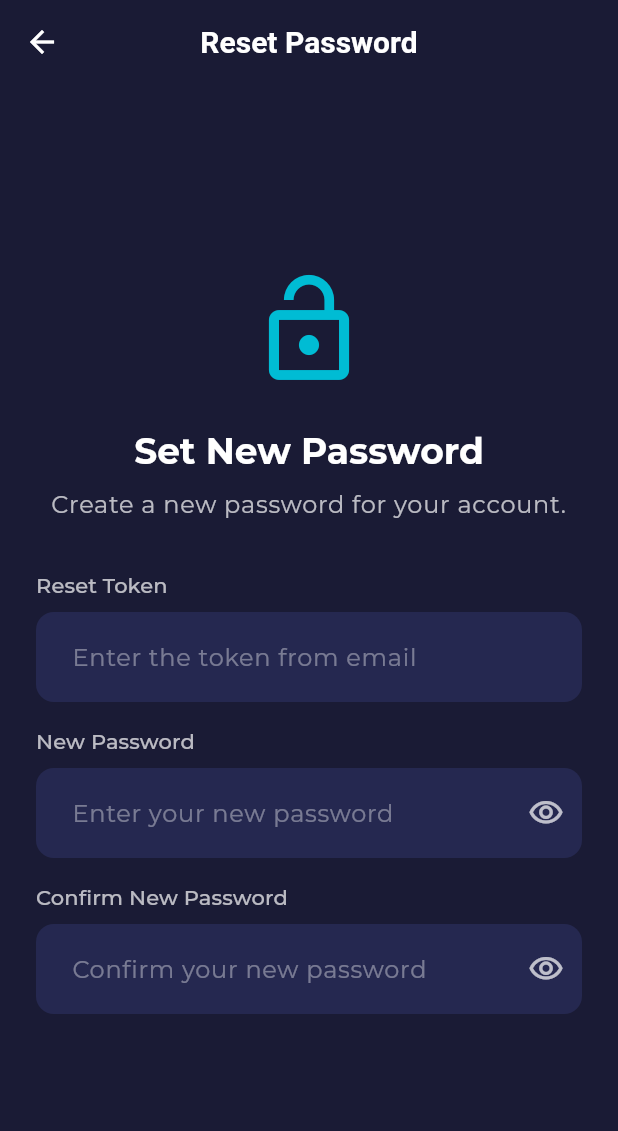
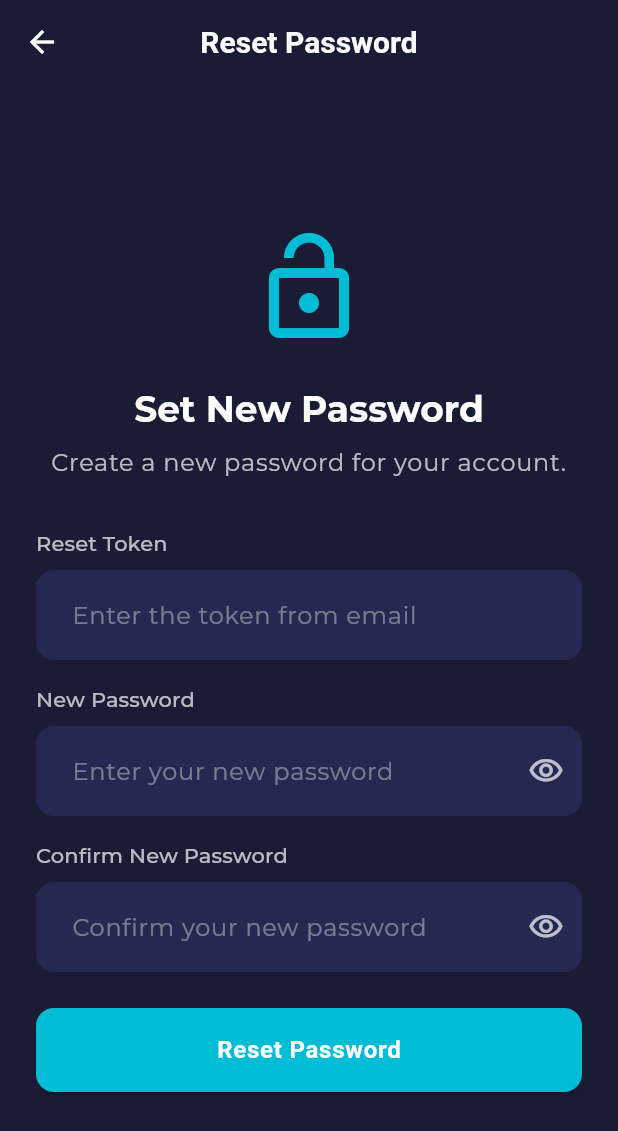
Before and after one commit to ataousCode/event_ticket_ui, a Flutter app: the ResetPasswordView screen opened by its route, on a phone screen of 412 x 824 dp. Shown: the top 1131 px of the screen. Run offline on Flutter 3.47's test engine with Material 3 defaults, Android fonts, the phone set to English and light mode, and no system bars; our stand-ins replace flutter_secure_storage, flutter_spinkit, get, google_fonts, intl_phone_field; accounts and stored records are empty.

Commit message:
fix forgot password ui issue

```diff
--- a/lib/app/modules/auth/views/reset_password_view.dart
+++ b/lib/app/modules/auth/views/reset_password_view.dart
@@ -112,13 +112,13 @@ class ResetPasswordView extends GetView<AuthController> {
                         ),
                       ),
                       const SizedBox(height: 24),
-                      // Obx(
-                      //   () => CustomButton(
-                      //     text: 'Reset Password',
-                      //     onPressed: controller.resetPassword,
-                      //     isLoading: controller.isLoading.value,
-                      //   ),
-                      // ),
+                      Obx(
+                        () => CustomButton(
+                          text: 'Reset Password',
+                          onPressed: controller.resetPassword,
+                          isLoading: controller.isLoading.value,
+                        ),
+                      ),
                     ],
                   ),
                 ),
--- a/lib/core/theme/app_theme.dart
+++ b/lib/core/theme/app_theme.dart
@@ -5,7 +5,6 @@ class AppTheme {
   static final ThemeData darkTheme = ThemeData(
     brightness: Brightness.dark,
     colorScheme: const ColorScheme.dark(
-      background: Color(0xFF1A1B35),
       primary: Colors.cyan,
       secondary: Colors.purple,
       tertiary: Color(0xFF9E86FF),
--- a/lib/core/widgets/custom_text_field.dart
+++ b/lib/core/widgets/custom_text_field.dart
@@ -20,7 +20,7 @@ class CustomTextField extends StatelessWidget {
   final Function(String)? onSubmitted;
 
   const CustomTextField({
-    Key? key,
+    super.key,
     required this.label,
     this.hint,
     this.controller,
@@ -36,7 +36,7 @@ class CustomTextField extends StatelessWidget {
     this.onTap,
     this.onChanged,
     this.onSubmitted,
-  }) : super(key: key);
+  });
 
   @override
   Widget build(BuildContext context) {
```
Also changed, not shown: lib/app/data/services/auth_service.dart (+7 -0 lines), lib/app/modules/auth/controllers/auth_controller.dart (+29 -30 lines).
